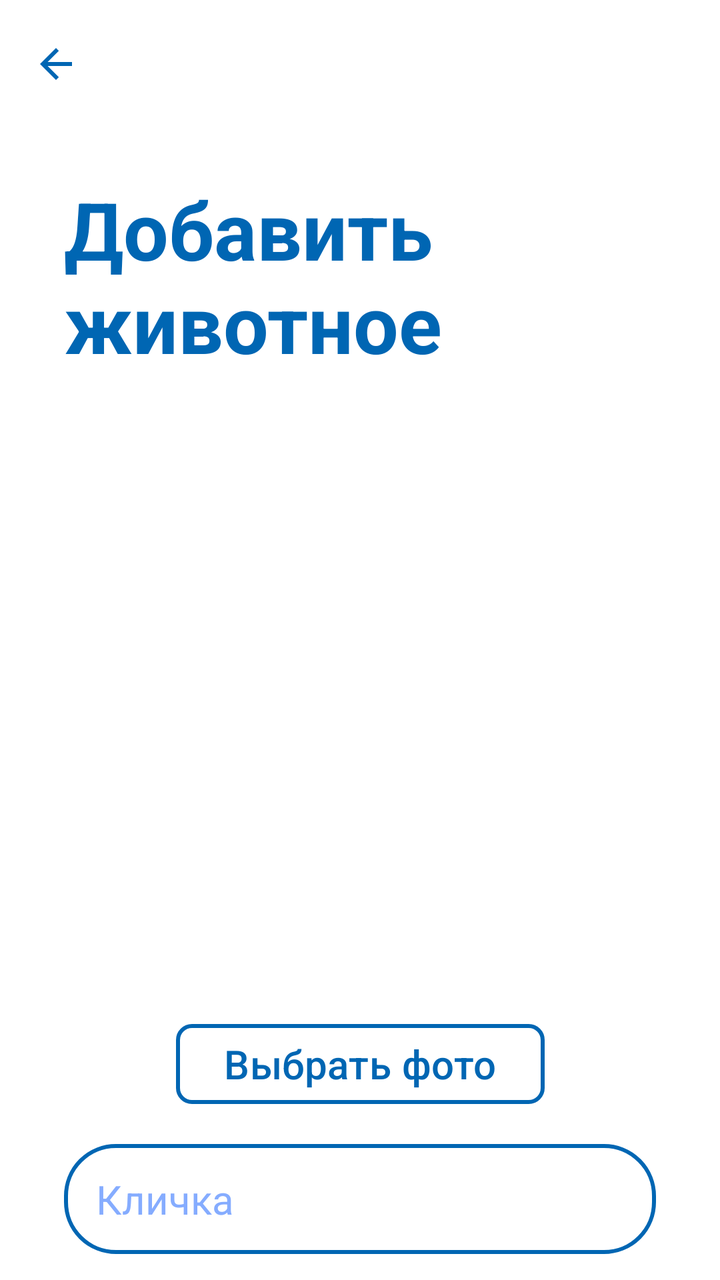
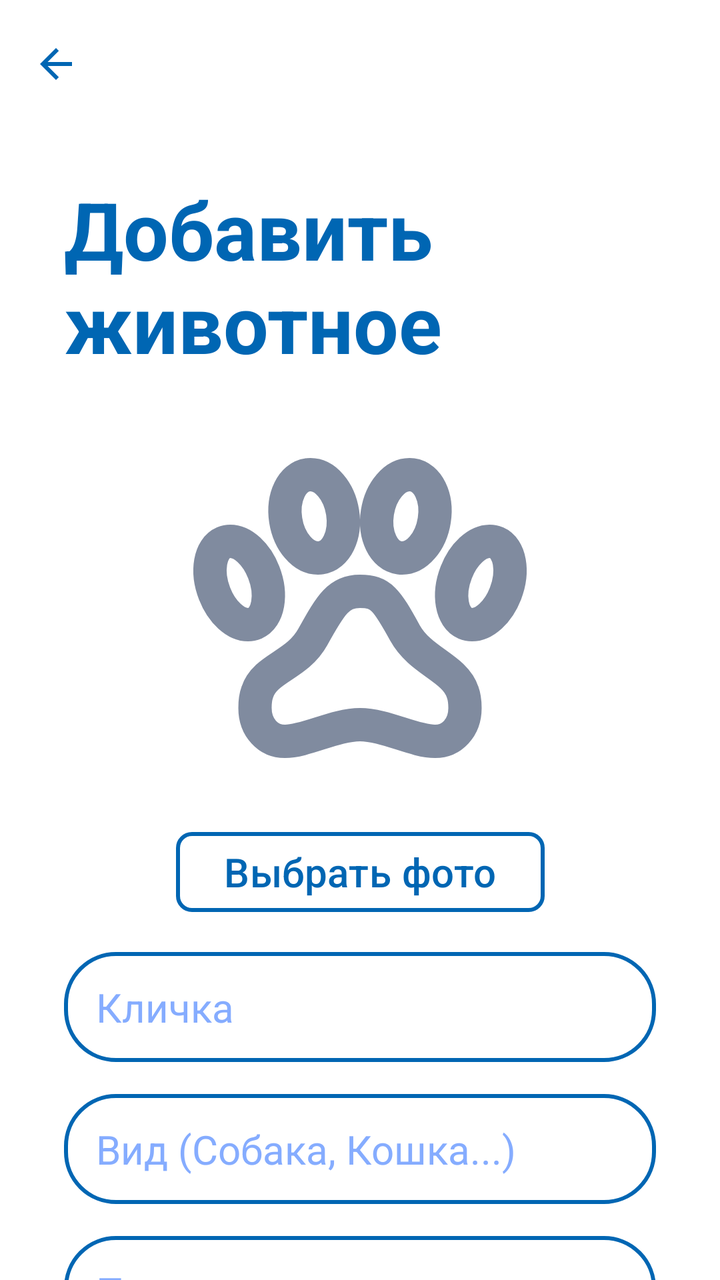

The first picture is an Android layout as it rendered before a commit; the second is the same layout after the commit. The layout source and the unified diff follow.
<!-- AndroidManifest.xml: application theme Theme.VetUslugi -->
<!-- res/layout/fragment_add_animal.xml -->
<?xml version="1.0" encoding="utf-8"?>
<androidx.constraintlayout.widget.ConstraintLayout xmlns:android="http://schemas.android.com/apk/res/android"
    xmlns:app="http://schemas.android.com/apk/res-auto"
    android:layout_width="match_parent"
    android:layout_height="match_parent">

    <com.google.android.material.appbar.MaterialToolbar
        android:id="@+id/toolbar"
        android:layout_width="0dp"
        android:layout_height="?attr/actionBarSize"
        android:background="?android:attr/background"
        app:layout_constraintEnd_toEndOf="parent"
        app:layout_constraintStart_toStartOf="parent"
        app:layout_constraintTop_toTopOf="parent"
        app:navigationIcon="@drawable/ic_arrow_back"
        app:navigationIconTint="@color/blue" />

    <androidx.core.widget.NestedScrollView
        android:layout_width="0dp"
        android:layout_height="0dp"
        app:layout_constraintBottom_toBottomOf="parent"
        app:layout_constraintEnd_toEndOf="parent"
        app:layout_constraintStart_toStartOf="parent"
        app:layout_constraintTop_toBottomOf="@+id/toolbar">

        <androidx.constraintlayout.widget.ConstraintLayout
            android:layout_width="match_parent"
            android:layout_height="wrap_content"
            android:paddingBottom="40dp">

            <TextView
                android:id="@+id/tvAddAnimalTitle"
                android:layout_width="0dp"
                android:layout_height="wrap_content"
                android:layout_marginStart="32dp"
                android:layout_marginEnd="32dp"
                android:layout_marginTop="24dp"
                android:text="Добавить\nживотное"
                android:textColor="@color/blue"
                android:textSize="40sp"
                android:textStyle="bold"
                app:layout_constraintStart_toStartOf="parent"
                app:layout_constraintTop_toTopOf="parent" />

            <ImageView
                android:id="@+id/ivAnimalPhoto"
                android:layout_width="0dp"
                android:layout_height="0dp"
                android:layout_marginStart="32dp"
                android:layout_marginEnd="32dp"
                android:layout_marginTop="16dp"
                android:scaleType="centerCrop"
                android:background="@drawable/rounded_image"
                android:clipToOutline="true"
                app:layout_constraintDimensionRatio="1:1"
                app:layout_constraintEnd_toEndOf="parent"
                app:layout_constraintStart_toStartOf="parent"
                app:layout_constraintTop_toBottomOf="@+id/tvAddAnimalTitle" />

            <Button
                android:id="@+id/btnSelectPhoto"
                android:layout_width="wrap_content"
                android:layout_height="wrap_content"
                android:layout_marginTop="8dp"
                android:text="Выбрать фото"
                app:layout_constraintEnd_toEndOf="parent"
                app:layout_constraintStart_toStartOf="parent"
                app:layout_constraintTop_toBottomOf="@+id/ivAnimalPhoto" />

            <EditText
                android:id="@+id/etAnimalNickname"
                android:layout_width="0dp"
                android:layout_height="55dp"
                android:layout_marginStart="32dp"
                android:layout_marginEnd="32dp"
                android:layout_marginTop="16dp"
                android:background="@drawable/rounded_corners"
                android:hint="Кличка"
                android:inputType="text"
                android:paddingStart="16dp"
                android:paddingEnd="16dp"
                app:layout_constraintEnd_toEndOf="parent"
                app:layout_constraintStart_toStartOf="parent"
                app:layout_constraintTop_toBottomOf="@+id/btnSelectPhoto" />

            <EditText
                android:id="@+id/etAnimalSpecies"
                android:layout_width="0dp"
                android:layout_height="55dp"
                android:layout_marginStart="32dp"
                android:layout_marginEnd="32dp"
                android:layout_marginTop="16dp"
                android:background="@drawable/rounded_corners"
                android:hint="Вид (Собака, Кошка...)"
                android:inputType="text"
                android:paddingStart="16dp"
                android:paddingEnd="16dp"
                app:layout_constraintEnd_toEndOf="parent"
                app:layout_constraintStart_toStartOf="parent"
                app:layout_constraintTop_toBottomOf="@+id/etAnimalNickname" />

            <EditText
                android:id="@+id/etAnimalBreed"
                android:layout_width="0dp"
                android:layout_height="55dp"
                android:layout_marginStart="32dp"
                android:layout_marginEnd="32dp"
                android:layout_marginTop="16dp"
                android:background="@drawable/rounded_corners"
                android:hint="Порода"
                android:inputType="text"
                android:paddingStart="16dp"
                android:paddingEnd="16dp"
                app:layout_constraintEnd_toEndOf="parent"
                app:layout_constraintStart_toStartOf="parent"
                app:layout_constraintTop_toBottomOf="@+id/etAnimalSpecies" />

            <EditText
                android:id="@+id/etAnimalAge"
                android:layout_width="0dp"
                android:layout_height="55dp"
                android:layout_marginStart="32dp"
                android:layout_marginEnd="32dp"
                android:layout_marginTop="16dp"
                android:background="@drawable/rounded_corners"
                android:hint="Возраст (лет)"
                android:inputType="number"
                android:paddingStart="16dp"
                android:paddingEnd="16dp"
                app:layout_constraintEnd_toEndOf="parent"
                app:layout_constraintStart_toStartOf="parent"
                app:layout_constraintTop_toBottomOf="@+id/etAnimalBreed" />

            <EditText
                android:id="@+id/etAnimalDiseases"
                android:layout_width="0dp"
                android:layout_height="55dp"
                android:layout_marginStart="32dp"
                android:layout_marginEnd="32dp"
                android:layout_marginTop="16dp"
                android:background="@drawable/rounded_corners"
                android:hint="Болезни (необязательно)"
                android:inputType="text"
                android:paddingStart="16dp"
                android:paddingEnd="16dp"
                app:layout_constraintEnd_toEndOf="parent"
                app:layout_constraintStart_toStartOf="parent"
                app:layout_constraintTop_toBottomOf="@+id/etAnimalAge" />

            <Button
                android:id="@+id/btnAddAnimalSubmit"
                android:layout_width="0dp"
                android:layout_height="55dp"
                android:layout_marginStart="32dp"
                android:layout_marginEnd="32dp"
                android:layout_marginTop="28dp"
                android:text="Добавить"
                app:layout_constraintEnd_toEndOf="parent"
                app:layout_constraintStart_toStartOf="parent"
                app:layout_constraintTop_toBottomOf="@+id/etAnimalDiseases" />

            <ProgressBar
                android:id="@+id/progressBar"
                style="?android:attr/progressBarStyleLarge"
                android:layout_width="wrap_content"
                android:layout_height="wrap_content"
                android:background="@android:color/transparent"
                android:indeterminate="true"
                android:indeterminateTint="@color/blue"
                android:visibility="gone"
                app:layout_constraintBottom_toBottomOf="parent"
                app:layout_constraintEnd_toEndOf="parent"
                app:layout_constraintStart_toStartOf="parent"
                app:layout_constraintTop_toTopOf="parent" />

        </androidx.constraintlayout.widget.ConstraintLayout>

    </androidx.core.widget.NestedScrollView>

</androidx.constraintlayout.widget.ConstraintLayout>
<!-- resources referenced by this layout -->
<resources>
  <color name="blue">#0066B3</color>
  <!-- drawable ic_arrow_back (drawable) -->
  <?xml version="1.0" encoding="utf-8"?>
  <vector xmlns:android="http://schemas.android.com/apk/res/android"
      android:width="24dp"
      android:height="24dp"
      android:viewportWidth="24"
      android:viewportHeight="24">
      <path
          android:fillColor="@color/blue"
          android:pathData="M20,11H7.83l5.59,-5.59L12,4l-8,8 8,8 1.41,-1.41L7.83,13H20v-2z" />
  </vector>
  <!-- drawable rounded_corners (drawable) -->
  <?xml version="1.0" encoding="utf-8"?>
  <selector xmlns:android="http://schemas.android.com/apk/res/android">
  
      <item android:state_focused="true">
          <shape>
              <solid android:color="?android:attr/background" />
              <stroke android:width="2.5dp" android:color="@color/blue" />
              <corners android:radius="25dp" />
              <padding
                  android:bottom="10dp"
                  android:left="12dp"
                  android:right="12dp"
                  android:top="10dp" />
          </shape>
      </item>
  
      <item>
          <shape>
              <solid android:color="?android:attr/background" />
              <stroke android:width="2dp" android:color="@color/blue" />
              <corners android:radius="25dp" />
              <padding
                  android:bottom="10dp"
                  android:left="12dp"
                  android:right="12dp"
                  android:top="10dp" />
          </shape>
      </item>
  
  </selector>
  <!-- drawable rounded_image (drawable) -->
  <?xml version="1.0" encoding="utf-8"?>
  <shape xmlns:android="http://schemas.android.com/apk/res/android">
      <solid android:color="@android:color/transparent" />
      <corners android:radius="12dp" />
  </shape>
  <style name="Theme.VetUslugi" parent="Base.Theme.VetUslugi" />
  <style name="Base.Theme.VetUslugi" parent="Theme.Material3.DayNight.NoActionBar">
  
          <item name="materialButtonStyle">@style/Button</item>
          <item name="android:textViewStyle">@style/TextView</item>
          <item name="editTextStyle">@style/EditText</item>
          <item name="checkboxStyle">@style/BlueCheckBoxStyle</item>
  
          <item name="android:background">@color/white</item>
          <item name="colorPrimary">@color/black</item>
      </style>
  <style name="Button" parent="Widget.Material3.Button">
          <item name="shapeAppearanceOverlay">@style/ShapeAppearance.VetUslugi.Button</item>
          <item name="backgroundTint">@android:color/white</item>
          <item name="strokeColor">@color/blue</item>
          <item name="strokeWidth">2dp</item>
          <item name="android:textColor">@color/blue</item>
          <item name="android:textSize">20sp</item>
      </style>
  <style name="TextView" parent="android:Widget.TextView">
          <item name="android:textSize">20sp</item>
          <item name="android:textColor">@color/black</item>
      </style>
  <style name="EditText" parent="android:Widget.EditText">
          <item name="android:textColorHint">@color/light_blue</item>
          <item name="android:textSize">20sp</item>
          <item name="android:textColor">@color/blue</item>
          <item name="android:background">@drawable/rounded_corners</item>
      </style>
  <style name="BlueCheckBoxStyle" parent="Widget.AppCompat.CompoundButton.CheckBox">
          <item name="android:buttonTint">@color/checkbox_blue_tint</item>
      </style>
  <color name="white">#FFFFFF</color>
  <color name="black">#000000</color>
  <style name="ShapeAppearance.VetUslugi.Button" parent="ShapeAppearance.MaterialComponents.SmallComponent">
          <item name="cornerFamily">rounded</item>
          <item name="cornerSize">8dp</item>
      </style>
  <color name="light_blue">#85ACFF</color>
</resources>

<!-- the commit's change to res/layout/fragment_add_animal.xml (unified diff, before → after) -->
@@ -46,11 +46,11 @@
                 android:id="@+id/ivAnimalPhoto"
                 android:layout_width="0dp"
                 android:layout_height="0dp"
-                android:layout_marginStart="32dp"
-                android:layout_marginEnd="32dp"
+                android:layout_marginHorizontal="80dp"
                 android:layout_marginTop="16dp"
                 android:scaleType="centerCrop"
                 android:background="@drawable/rounded_image"
+                android:src="@drawable/nursery"
                 android:clipToOutline="true"
                 app:layout_constraintDimensionRatio="1:1"
                 app:layout_constraintEnd_toEndOf="parent"
<!-- resource entries referenced after the edit -->
@@ -12,6 +12,7 @@
           android:fillColor="@color/blue"
           android:pathData="M20,11H7.83l5.59,-5.59L12,4l-8,8 8,8 1.41,-1.41L7.83,13H20v-2z" />
   </vector>
+  <!-- drawable nursery: vector/xml drawable (drawable, 2520 chars, omitted) -->
   <!-- drawable rounded_corners (drawable) -->
   <?xml version="1.0" encoding="utf-8"?>
   <selector xmlns:android="http://schemas.android.com/apk/res/android">
